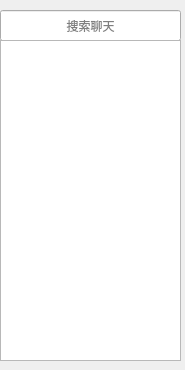
Above: litechat_chatlist.ui from joshmiao/LiteChat before the change. Below: the same form after it.
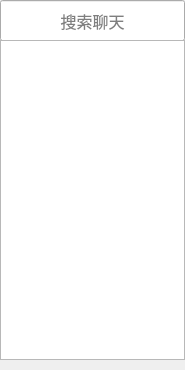
That is the form after the change.

Diff of the .ui file:
```diff
--- a/litechat_chatlist.ui
+++ b/litechat_chatlist.ui
@@ -17,11 +17,16 @@
    <property name="geometry">
     <rect>
      <x>0</x>
-     <y>10</y>
-     <width>181</width>
-     <height>31</height>
+     <y>0</y>
+     <width>185</width>
+     <height>41</height>
     </rect>
    </property>
+   <property name="font">
+    <font>
+     <pointsize>12</pointsize>
+    </font>
+   </property>
    <property name="inputMask">
     <string/>
    </property>
@@ -37,10 +42,22 @@
     <rect>
      <x>0</x>
      <y>40</y>
-     <width>181</width>
-     <height>321</height>
+     <width>185</width>
+     <height>320</height>
     </rect>
    </property>
+   <property name="minimumSize">
+    <size>
+     <width>185</width>
+     <height>320</height>
+    </size>
+   </property>
+   <property name="maximumSize">
+    <size>
+     <width>185</width>
+     <height>320</height>
+    </size>
+   </property>
   </widget>
  </widget>
  <resources/>
```
